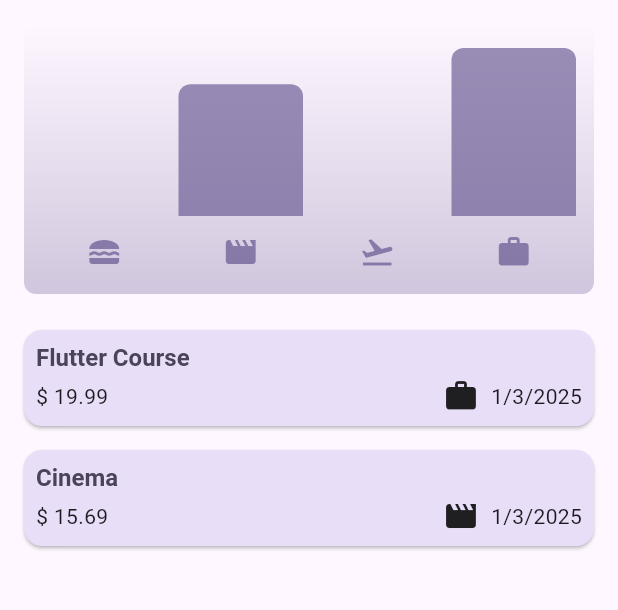
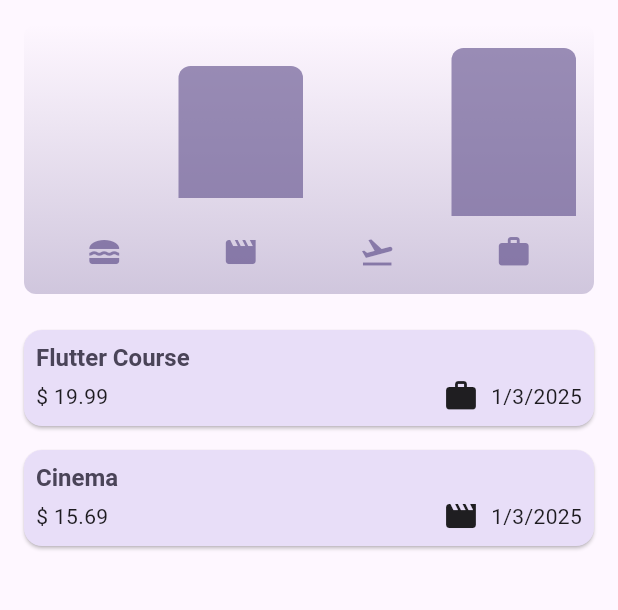
Before and after one commit to maharsh90/expense_tracker, a Flutter app: the screen it shows after launch, on a phone screen of 412 x 824 dp, the part 84-694 px from its top. Run offline on Flutter 3.47's test engine with Material 3 defaults, Android fonts, the phone set to English and light mode, and no system bars.

```diff
--- a/lib/main.dart
+++ b/lib/main.dart
@@ -1,6 +1,5 @@
 import 'package:expense_tracker_app/widgets/expense_page.dart';
 import 'package:flutter/material.dart';
-import 'package:flutter/services.dart';
 
 var kColorScheme= ColorScheme.fromSeed(seedColor: const Color.fromARGB(255, 96, 59, 181));
 var kDarkColorScheme=ColorScheme.fromSeed(brightness: Brightness.dark,seedColor: const Color.fromARGB(
@@ -32,7 +31,6 @@ class MyApp extends StatelessWidget {
       //   useMaterial3: true,
       // ),
       darkTheme: ThemeData.dark().copyWith(
-        useMaterial3: true,
         colorScheme: kDarkColorScheme,
         cardTheme: const CardTheme().copyWith(
           color: kDarkColorScheme.secondaryContainer,
@@ -45,7 +43,6 @@ class MyApp extends StatelessWidget {
       ),
       themeMode: ThemeMode.light,
       theme: ThemeData().copyWith(
-        useMaterial3: true,
         colorScheme: kColorScheme,
         appBarTheme: const AppBarTheme().copyWith(
           backgroundColor: kColorScheme.onPrimaryContainer,
--- a/lib/widgets/chart/chart.dart
+++ b/lib/widgets/chart/chart.dart
@@ -55,7 +55,7 @@ class Chart extends StatelessWidget {
         children: [
           Expanded(
             child: Row(
-              crossAxisAlignment: CrossAxisAlignment.end,
+              // crossAxisAlignment: CrossAxisAlignment.end,
               children: [
                 for (final bucket in buckets) // alternative to map()
                   ChartBar(
--- a/lib/widgets/expense_page.dart
+++ b/lib/widgets/expense_page.dart
@@ -30,7 +30,7 @@ class _ExpensePageState extends State<ExpensePage> {
       _registeredExpenses.remove(expense);
     });
     ScaffoldMessenger.of(context).clearSnackBars();
-    ScaffoldMessenger.of(context).showSnackBar(SnackBar(content: const Text("Expense deleted"),duration: Duration(seconds: 3),action: SnackBarAction(label: 'undo', onPressed: () {
+    ScaffoldMessenger.of(context).showSnackBar(SnackBar(content: const Text("Expense deleted"),duration: const Duration(seconds: 3),action: SnackBarAction(label: 'undo', onPressed: () {
       setState(() {
       _registeredExpenses.insert(expenseIndex, expense);
       });
@@ -44,14 +44,15 @@ class _ExpensePageState extends State<ExpensePage> {
   @override
   Widget build(BuildContext context) {
     final width = MediaQuery.of(context).size.width;
-    print("width ${MediaQuery.of(context).size.width}");
-    print("height ${MediaQuery.of(context).size.height}");
+    debugPrint("width ${MediaQuery.of(context).size.width}");
+    debugPrint("height ${MediaQuery.of(context).size.height}");
     Widget mainContent = const Center(child: Text("No Expenses found start adding some"),);
     if(_registeredExpenses.isNotEmpty){
       mainContent = ExpensesList(expenses: _registeredExpenses, onRemoveExpense: _removeExpense);
     }
     return Scaffold(
       appBar: AppBar(
+        centerTitle: false,
         title: const Text("Flutter ExpenseTracker"),
         actions: [
           IconButton(onPressed: _openAddExtendedOverlay, icon: const Icon(Icons.add),)
--- a/lib/widgets/expenses_list/expense_item.dart
+++ b/lib/widgets/expenses_list/expense_item.dart
@@ -15,7 +15,7 @@ class ExpenseItem extends StatelessWidget {
           crossAxisAlignment: CrossAxisAlignment.start,
           children: [
             Text(expense.title,style: Theme.of(context).textTheme.titleLarge,),
-            SizedBox(height: 4,),
+            const SizedBox(height: 4,),
             Row(
               children: [
                 Text("\$ ${expense.amount.toStringAsFixed(2)}"),
@@ -23,7 +23,7 @@ class ExpenseItem extends StatelessWidget {
                 Row(
                   children: [
                     Icon(categoryIcons[expense.category]),
-                    SizedBox(width: 8,),
+                    const SizedBox(width: 8,),
                     Text(expense.formattedDate),
                   ],
                 )
```
Also changed, not shown: lib/widgets/new_expense.dart (+36 -17 lines).
